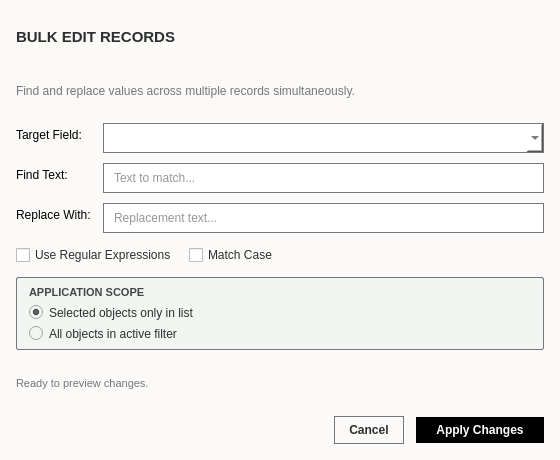
Fr0lich/arbor, file qt designer/bulk_edit.ui: the form before one commit.
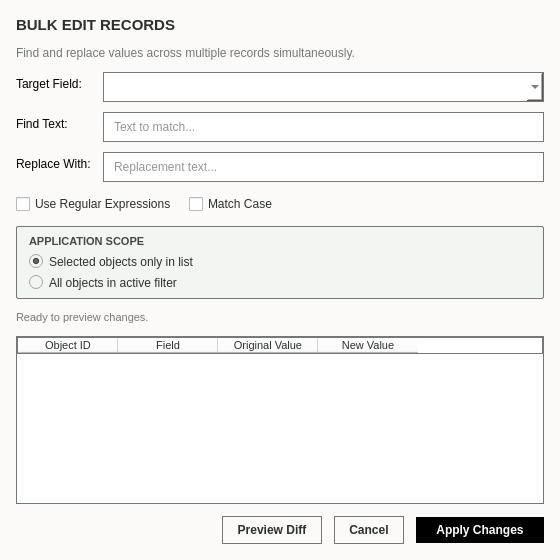
The form after the commit.

```diff
--- a/qt designer/bulk_edit.ui
+++ b/qt designer/bulk_edit.ui
@@ -7,7 +7,7 @@
     <x>0</x>
     <y>0</y>
     <width>560</width>
-    <height>460</height>
+    <height>560</height>
    </rect>
   </property>
   <property name="minimumSize">
@@ -258,6 +258,39 @@
      </property>
     </widget>
    </item>
+   <item>
+    <widget class="QTableWidget" name="table_preview">
+     <property name="styleSheet">
+      <string notr="true">background-color: #ffffff; color: #2c302e; border: 1px solid #747878; font-family: 'Courier New', 'JetBrains Mono', monospace; font-size: 11px;</string>
+     </property>
+     <property name="alternatingRowColors">
+      <bool>true</bool>
+     </property>
+     <property name="selectionBehavior">
+      <enum>QAbstractItemView::SelectionBehavior::SelectRows</enum>
+     </property>
+     <column>
+      <property name="text">
+       <string>Object ID</string>
+      </property>
+     </column>
+     <column>
+      <property name="text">
+       <string>Field</string>
+      </property>
+     </column>
+     <column>
+      <property name="text">
+       <string>Original Value</string>
+      </property>
+     </column>
+     <column>
+      <property name="text">
+       <string>New Value</string>
+      </property>
+     </column>
+    </widget>
+   </item>
    <item>
     <layout class="QHBoxLayout" name="footer_layout">
      <item>
@@ -273,6 +306,16 @@
        </property>
       </spacer>
      </item>
+     <item>
+      <widget class="QPushButton" name="btn_preview">
+       <property name="cursor">
+        <cursorShape>PointingHandCursor</cursorShape>
+       </property>
+       <property name="text">
+        <string>Preview Diff</string>
+       </property>
+      </widget>
+     </item>
      <item>
       <widget class="QPushButton" name="btn_cancel">
        <property name="cursor">
```
